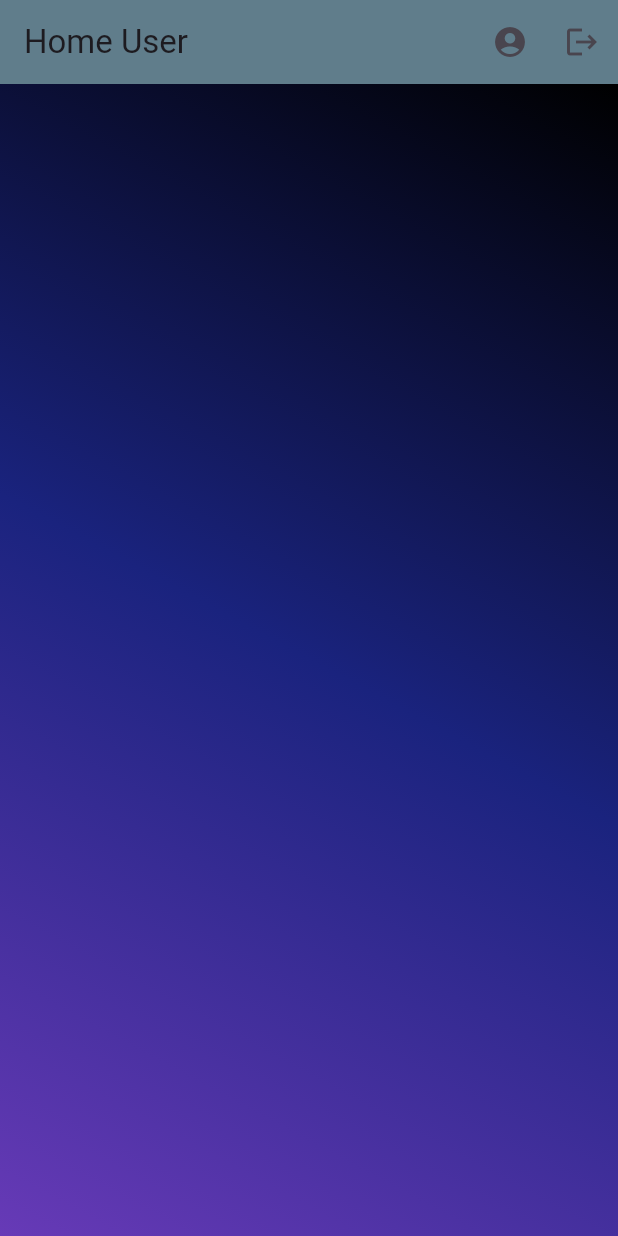
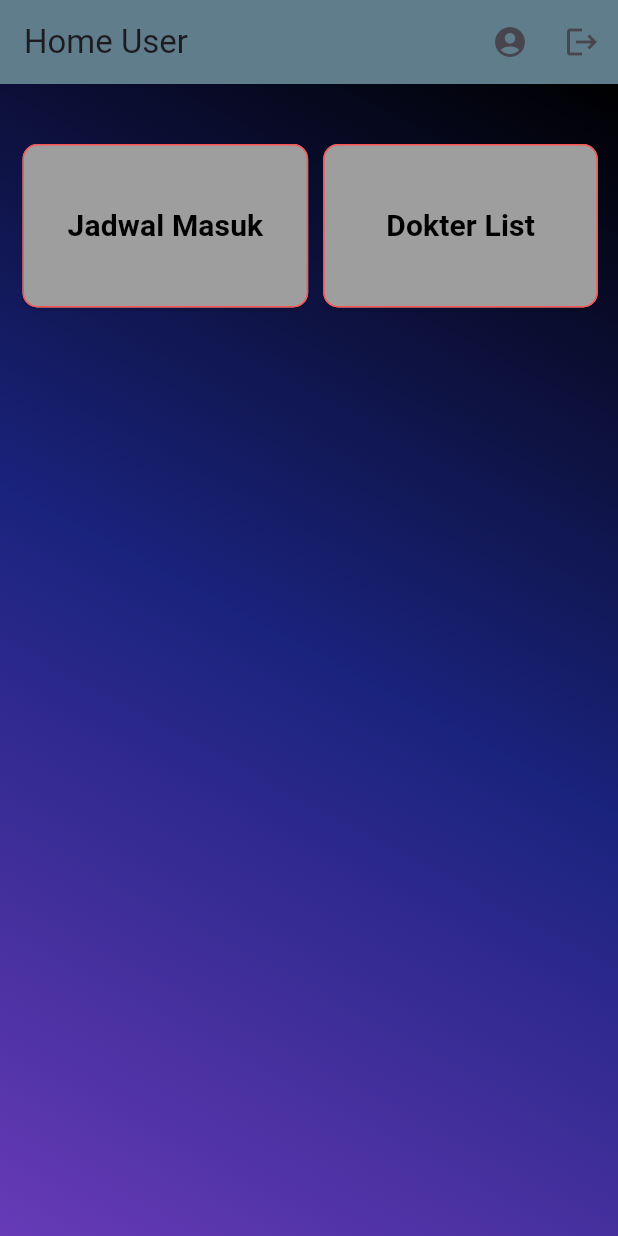
Before and after one commit to ShinDSR/007_Aplikasi-manajemen-jadwal-kerja-dokter, a Flutter app: the HomeUser screen opened directly, on a phone screen of 412 x 824 dp. Run offline on Flutter 3.47's test engine with Material 2 defaults, Android fonts, the phone set to English and light mode, and no system bars; our stand-ins replace cloud_firestore, firebase_auth, firebase_core; accounts and stored records are empty.

Commit message:
Add 2 function button

```diff
--- a/lib/view/home/home_user.dart
+++ b/lib/view/home/home_user.dart
@@ -1,5 +1,7 @@
 import 'package:flutter/material.dart';
+import 'package:jadwal_piket_dokter/view/user/user_for_user.dart';
 
+import '../../controller/user_controller.dart';
 import '../log/login.dart';
 
 class HomeUser extends StatefulWidget {
@@ -11,6 +13,9 @@ class HomeUser extends StatefulWidget {
 
 class _HomeUserState extends State<HomeUser> {
   final form = GlobalKey<FormState>();
+  var auth = UserController();
+
+
 
   @override
   Widget build(BuildContext context) {
@@ -62,6 +67,64 @@ class _HomeUserState extends State<HomeUser> {
             ],
           ),
         ),
+        child: SafeArea(
+            child: Padding(
+          padding: EdgeInsets.all(10),
+          child: Form(
+            key: form,
+            child: Column(children: [
+              const SizedBox(height: 30),
+              Row(
+                children: [
+                  const SizedBox(width: 5),
+                  ElevatedButton(
+                      child: const Text(
+                        'Jadwal Masuk',
+                        style: TextStyle(
+                            color: Colors.black,
+                            fontSize: 20,
+                            fontWeight: FontWeight.bold),
+                      ),
+                      style: ElevatedButton.styleFrom(
+                        primary: Colors.grey,
+                        padding: const EdgeInsets.symmetric(
+                            horizontal: 30, vertical: 40),
+                        shape: RoundedRectangleBorder(
+                            borderRadius: BorderRadius.circular(10),
+                            side: BorderSide(color: Colors.redAccent)),
+                      ),
+                      onPressed: () {
+                        //
+                      }
+                  ),
+                  const SizedBox(width: 10),
+                  ElevatedButton(
+                      child: const Text(
+                        'Dokter List',
+                        style: TextStyle(
+                            color: Colors.black,
+                            fontSize: 20,
+                            fontWeight: FontWeight.bold),
+                      ),
+                      style: ElevatedButton.styleFrom(
+                        primary: Colors.grey,
+                        padding: const EdgeInsets.symmetric(
+                            horizontal: 42, vertical: 40),
+                        shape: RoundedRectangleBorder(
+                            borderRadius: BorderRadius.circular(10),
+                            side: BorderSide(color: Colors.redAccent)),
+                      ),
+                      onPressed: () {
+                        Navigator.push(
+                            context,
+                            MaterialPageRoute(
+                                builder: (context) => UserForUser()));
+                      })
+                ],
+              ),
+            ]),
+          ),
+        )),
       ),
     );
   }
```
